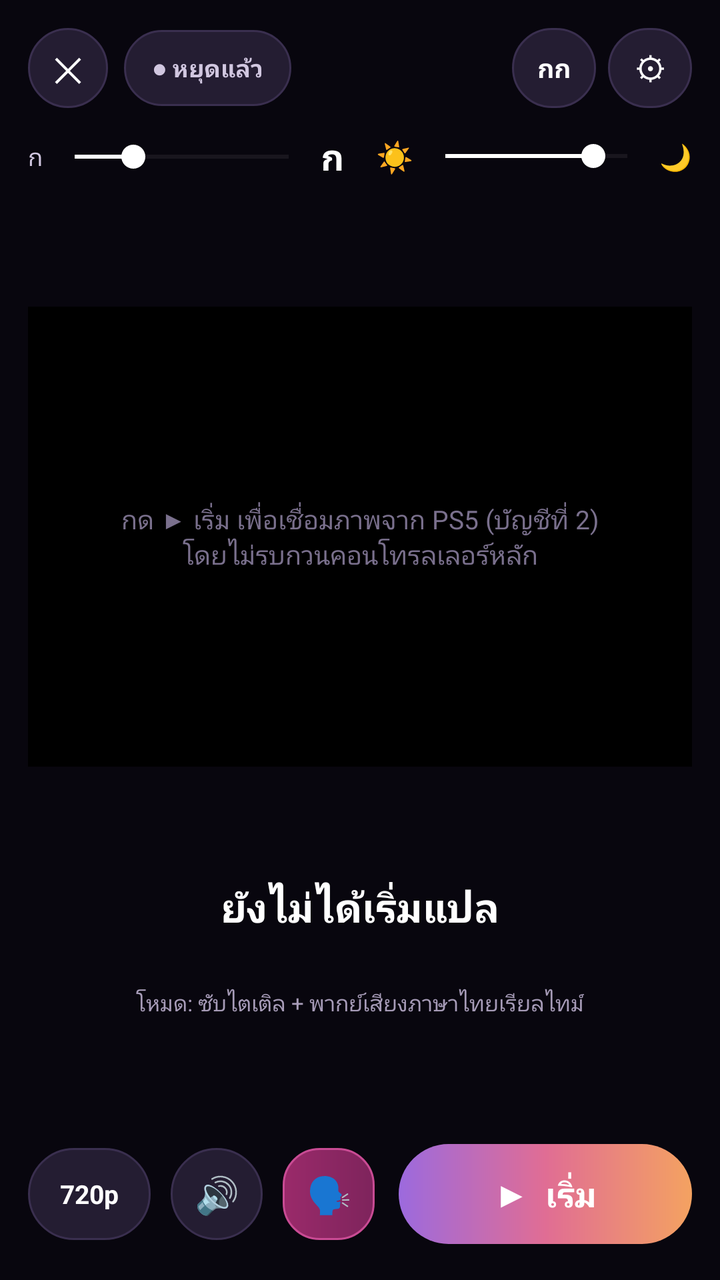
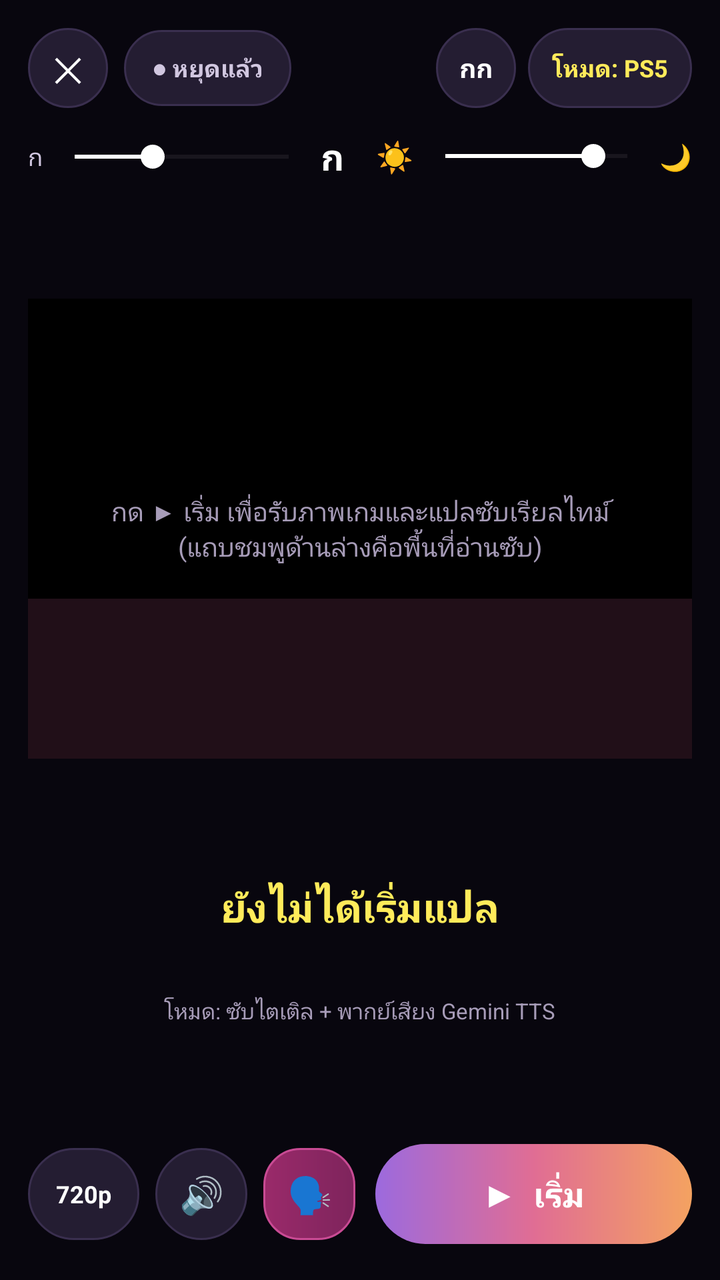

Before-and-after screenshots of an Android layout around one commit, followed by the original layout XML and the change that was made.
<!-- AndroidManifest.xml: application theme Theme.GTA6SubDub -->
<!-- res/layout/activity_live_control.xml -->
<?xml version="1.0" encoding="utf-8"?>
<LinearLayout xmlns:android="http://schemas.android.com/apk/res/android"
    android:layout_width="match_parent"
    android:layout_height="match_parent"
    android:background="#08060E"
    android:orientation="vertical"
    android:padding="14dp">

    
    <LinearLayout
        android:layout_width="match_parent"
        android:layout_height="wrap_content"
        android:gravity="center_vertical"
        android:orientation="horizontal">

        <TextView
            android:id="@+id/btnCloseLive"
            android:layout_width="40dp"
            android:layout_height="40dp"
            android:background="@drawable/bg_pill_dark"
            android:gravity="center"
            android:text="✕"
            android:textColor="#FFFFFF"
            android:textSize="17sp" />

        <TextView
            android:id="@+id/tvLiveStatusPill"
            android:layout_width="wrap_content"
            android:layout_height="38dp"
            android:layout_marginStart="8dp"
            android:background="@drawable/bg_pill_dark"
            android:gravity="center"
            android:paddingHorizontal="14dp"
            android:text="● หยุดแล้ว"
            android:textColor="#D1C7E0"
            android:textSize="12sp"
            android:textStyle="bold" />

        <View
            android:layout_width="0dp"
            android:layout_height="1dp"
            android:layout_weight="1" />

        <TextView
            android:id="@+id/btnToggleSliders"
            android:layout_width="42dp"
            android:layout_height="40dp"
            android:background="@drawable/bg_pill_dark"
            android:gravity="center"
            android:text="กก"
            android:textColor="#FFFFFF"
            android:textSize="13sp"
            android:textStyle="bold" />

        <TextView
            android:id="@+id/btnPairShortcut"
            android:layout_width="42dp"
            android:layout_height="40dp"
            android:layout_marginStart="6dp"
            android:background="@drawable/bg_pill_dark"
            android:gravity="center"
            android:text="⚙"
            android:textColor="#FFFFFF"
            android:textSize="16sp" />
    </LinearLayout>

    
    <LinearLayout
        android:id="@+id/layoutSliders"
        android:layout_width="match_parent"
        android:layout_height="wrap_content"
        android:layout_marginTop="12dp"
        android:gravity="center_vertical"
        android:orientation="horizontal">

        <LinearLayout
            android:layout_width="0dp"
            android:layout_height="wrap_content"
            android:layout_marginEnd="8dp"
            android:layout_weight="1"
            android:gravity="center_vertical"
            android:orientation="horizontal">

            <TextView
                android:layout_width="wrap_content"
                android:layout_height="wrap_content"
                android:text="ก"
                android:textColor="#D1C7E0"
                android:textSize="12sp" />

            <SeekBar
                android:id="@+id/seekFontSize"
                android:layout_width="0dp"
                android:layout_height="wrap_content"
                android:layout_weight="1"
                android:max="22"
                android:progress="6"
                android:progressTint="#FFFFFF"
                android:thumbTint="#FFFFFF" />

            <TextView
                android:layout_width="wrap_content"
                android:layout_height="wrap_content"
                android:text="ก"
                android:textColor="#FFFFFF"
                android:textSize="18sp"
                android:textStyle="bold" />
        </LinearLayout>

        <LinearLayout
            android:layout_width="0dp"
            android:layout_height="wrap_content"
            android:layout_marginStart="8dp"
            android:layout_weight="1"
            android:gravity="center_vertical"
            android:orientation="horizontal">

            <TextView
                android:layout_width="wrap_content"
                android:layout_height="wrap_content"
                android:text="☀"
                android:textColor="#FFFFFF"
                android:textSize="15sp" />

            <SeekBar
                android:id="@+id/seekBrightness"
                android:layout_width="0dp"
                android:layout_height="wrap_content"
                android:layout_weight="1"
                android:max="80"
                android:progress="65"
                android:progressTint="#FFFFFF"
                android:thumbTint="#FFFFFF" />

            <TextView
                android:layout_width="wrap_content"
                android:layout_height="wrap_content"
                android:text="🌙"
                android:textColor="#D1C7E0"
                android:textSize="13sp" />
        </LinearLayout>
    </LinearLayout>

    
    <LinearLayout
        android:layout_width="match_parent"
        android:layout_height="0dp"
        android:layout_weight="1"
        android:gravity="center"
        android:orientation="vertical">

        <FrameLayout
            android:id="@+id/videoContainer"
            android:layout_width="match_parent"
            android:layout_height="230dp"
            android:background="#000000">

            <TextureView
                android:id="@+id/texturePs5Stream"
                android:layout_width="match_parent"
                android:layout_height="match_parent" />

            <TextView
                android:id="@+id/tvVideoPlaceholder"
                android:layout_width="match_parent"
                android:layout_height="match_parent"
                android:gravity="center"
                android:text="กด ▶ เริ่ม เพื่อเชื่อมภาพจาก PS5 (บัญชีที่ 2)\nโดยไม่รบกวนคอนโทรลเลอร์หลัก"
                android:textColor="#7A708D"
                android:textSize="13sp" />
        </FrameLayout>

        <TextView
            android:id="@+id/tvLiveEnglish"
            android:layout_width="match_parent"
            android:layout_height="wrap_content"
            android:layout_marginTop="14dp"
            android:gravity="center"
            android:text=""
            android:textColor="#8E84A3"
            android:textSize="12sp" />

        <TextView
            android:id="@+id/tvLiveThai"
            android:layout_width="match_parent"
            android:layout_height="wrap_content"
            android:layout_marginTop="6dp"
            android:gravity="center"
            android:minHeight="68dp"
            android:paddingHorizontal="12dp"
            android:text="ยังไม่ได้เริ่มแปล"
            android:textColor="#FFFFFF"
            android:textSize="20sp"
            android:textStyle="bold" />

        <TextView
            android:id="@+id/tvAudioModeHint"
            android:layout_width="wrap_content"
            android:layout_height="wrap_content"
            android:layout_marginTop="6dp"
            android:text="โหมด: ซับไตเติล + พากย์เสียงภาษาไทยเรียลไทม์"
            android:textColor="#A79CB8"
            android:textSize="11sp" />
    </LinearLayout>

    
    <LinearLayout
        android:layout_width="match_parent"
        android:layout_height="wrap_content"
        android:layout_marginBottom="4dp"
        android:gravity="center_vertical"
        android:orientation="horizontal">

        <TextView
            android:id="@+id/tvQualityBadge"
            android:layout_width="wrap_content"
            android:layout_height="46dp"
            android:background="@drawable/bg_pill_dark"
            android:gravity="center"
            android:paddingHorizontal="16dp"
            android:text="720p"
            android:textColor="#FFFFFF"
            android:textSize="13sp"
            android:textStyle="bold" />

        <TextView
            android:id="@+id/btnMuteToggle"
            android:layout_width="46dp"
            android:layout_height="46dp"
            android:layout_marginStart="10dp"
            android:background="@drawable/bg_pill_dark"
            android:gravity="center"
            android:text="🔊"
            android:textColor="#FFFFFF"
            android:textSize="18sp" />

        <TextView
            android:id="@+id/btnVoiceDubToggle"
            android:layout_width="46dp"
            android:layout_height="46dp"
            android:layout_marginStart="10dp"
            android:background="@drawable/bg_card_pink"
            android:gravity="center"
            android:text="🗣"
            android:textColor="#FFFFFF"
            android:textSize="18sp" />

        <TextView
            android:id="@+id/btnStartStopLive"
            android:layout_width="0dp"
            android:layout_height="50dp"
            android:layout_marginStart="12dp"
            android:layout_weight="1"
            android:background="@drawable/bg_gradient_start_btn"
            android:gravity="center"
            android:text="▶  เริ่ม"
            android:textColor="#FFFFFF"
            android:textSize="17sp"
            android:textStyle="bold" />
    </LinearLayout>

</LinearLayout>
<!-- resources referenced by this layout -->
<resources>
  <!-- drawable bg_card_pink (drawable) -->
  <?xml version="1.0" encoding="utf-8"?>
  <shape xmlns:android="http://schemas.android.com/apk/res/android">
      <gradient
          android:angle="0"
          android:startColor="#9A2A6A"
          android:endColor="#7E245C" />
      <corners android:radius="18dp" />
      <stroke android:width="1dp" android:color="#C94B94" />
  </shape>
  <!-- drawable bg_gradient_start_btn (drawable) -->
  <?xml version="1.0" encoding="utf-8"?>
  <shape xmlns:android="http://schemas.android.com/apk/res/android">
      <gradient
          android:angle="0"
          android:startColor="#9C6ADE"
          android:centerColor="#E06D94"
          android:endColor="#F4A261" />
      <corners android:radius="26dp" />
  </shape>
  <!-- drawable bg_pill_dark (drawable) -->
  <?xml version="1.0" encoding="utf-8"?>
  <shape xmlns:android="http://schemas.android.com/apk/res/android">
      <solid android:color="#241D32" />
      <corners android:radius="999dp" />
      <stroke android:width="1dp" android:color="#3A2F4F" />
  </shape>
  <style name="Theme.GTA6SubDub" parent="Theme.Material3.DayNight.NoActionBar" />
</resources>

<!-- the commit's change to res/layout/activity_live_control.xml (unified diff, before → after) -->
@@ -43,7 +43,7 @@
 
         <TextView
             android:id="@+id/btnToggleSliders"
-            android:layout_width="42dp"
+            android:layout_width="40dp"
             android:layout_height="40dp"
             android:background="@drawable/bg_pill_dark"
             android:gravity="center"
@@ -53,15 +53,17 @@
             android:textStyle="bold" />
 
         <TextView
-            android:id="@+id/btnPairShortcut"
-            android:layout_width="42dp"
+            android:id="@+id/btnSwitchSource"
+            android:layout_width="wrap_content"
             android:layout_height="40dp"
             android:layout_marginStart="6dp"
             android:background="@drawable/bg_pill_dark"
             android:gravity="center"
-            android:text="⚙"
-            android:textColor="#FFFFFF"
-            android:textSize="16sp" />
+            android:paddingHorizontal="12dp"
+            android:text="โหมด: PS5"
+            android:textColor="#FFEB5A"
+            android:textSize="12sp"
+            android:textStyle="bold" />
     </LinearLayout>
 
     
@@ -94,7 +96,7 @@
                 android:layout_height="wrap_content"
                 android:layout_weight="1"
                 android:max="22"
-                android:progress="6"
+                android:progress="8"
                 android:progressTint="#FFFFFF"
                 android:thumbTint="#FFFFFF" />
 
@@ -160,13 +162,21 @@
                 android:layout_width="match_parent"
                 android:layout_height="match_parent" />
 
+            
+            <View
+                android:layout_width="match_parent"
+                android:layout_height="80dp"
+                android:layout_gravity="bottom"
+                android:background="#22F472B6" />
+
             <TextView
                 android:id="@+id/tvVideoPlaceholder"
                 android:layout_width="match_parent"
                 android:layout_height="match_parent"
                 android:gravity="center"
-                android:text="กด ▶ เริ่ม เพื่อเชื่อมภาพจาก PS5 (บัญชีที่ 2)\nโดยไม่รบกวนคอนโทรลเลอร์หลัก"
-                android:textColor="#7A708D"
+                android:padding="16dp"
+                android:text="กด ▶ เริ่ม เพื่อรับภาพเกมและแปลซับเรียลไทม์\n(แถบชมพูด้านล่างคือพื้นที่อ่านซับ)"
+                android:textColor="#A79CB8"
                 android:textSize="13sp" />
         </FrameLayout>
 
@@ -186,10 +196,10 @@
             android:layout_height="wrap_content"
             android:layout_marginTop="6dp"
             android:gravity="center"
-            android:minHeight="68dp"
+            android:minHeight="76dp"
             android:paddingHorizontal="12dp"
             android:text="ยังไม่ได้เริ่มแปล"
-            android:textColor="#FFFFFF"
+            android:textColor="#FFEB5A"
             android:textSize="20sp"
             android:textStyle="bold" />
 
@@ -198,7 +208,7 @@
             android:layout_width="wrap_content"
             android:layout_height="wrap_content"
             android:layout_marginTop="6dp"
-            android:text="โหมด: ซับไตเติล + พากย์เสียงภาษาไทยเรียลไทม์"
+            android:text="โหมด: ซับไตเติล + พากย์เสียง Gemini TTS"
             android:textColor="#A79CB8"
             android:textSize="11sp" />
     </LinearLayout>
@@ -217,17 +227,17 @@
             android:layout_height="46dp"
             android:background="@drawable/bg_pill_dark"
             android:gravity="center"
-            android:paddingHorizontal="16dp"
+            android:paddingHorizontal="14dp"
             android:text="720p"
             android:textColor="#FFFFFF"
-            android:textSize="13sp"
+            android:textSize="12sp"
             android:textStyle="bold" />
 
         <TextView
             android:id="@+id/btnMuteToggle"
             android:layout_width="46dp"
             android:layout_height="46dp"
-            android:layout_marginStart="10dp"
+            android:layout_marginStart="8dp"
             android:background="@drawable/bg_pill_dark"
             android:gravity="center"
             android:text="🔊"
@@ -238,18 +248,18 @@
             android:id="@+id/btnVoiceDubToggle"
             android:layout_width="46dp"
             android:layout_height="46dp"
+            android:layout_marginStart="8dp"
+            android:background="@drawable/bg_card_pink"
+            android:gravity="center"
+            android:text="🗣"
+            android:textColor="#FFFFFF"
+            android:textSize="18sp" />
+
+        <TextView
+            android:id="@+id/btnStartStopLive"
+            android:layout_width="0dp"
+            android:layout_height="50dp"
             android:layout_marginStart="10dp"
-            android:background="@drawable/bg_card_pink"
-            android:gravity="center"
-            android:text="🗣"
-            android:textColor="#FFFFFF"
-            android:textSize="18sp" />
-
-        <TextView
-            android:id="@+id/btnStartStopLive"
-            android:layout_width="0dp"
-            android:layout_height="50dp"
-            android:layout_marginStart="12dp"
             android:layout_weight="1"
             android:background="@drawable/bg_gradient_start_btn"
             android:gravity="center"
